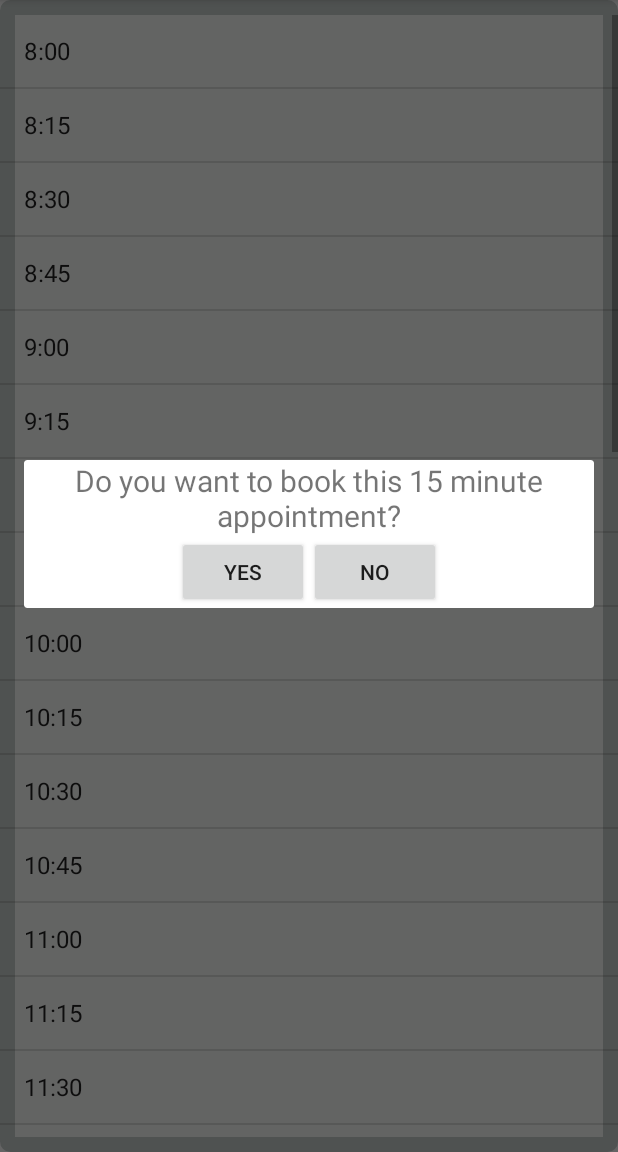
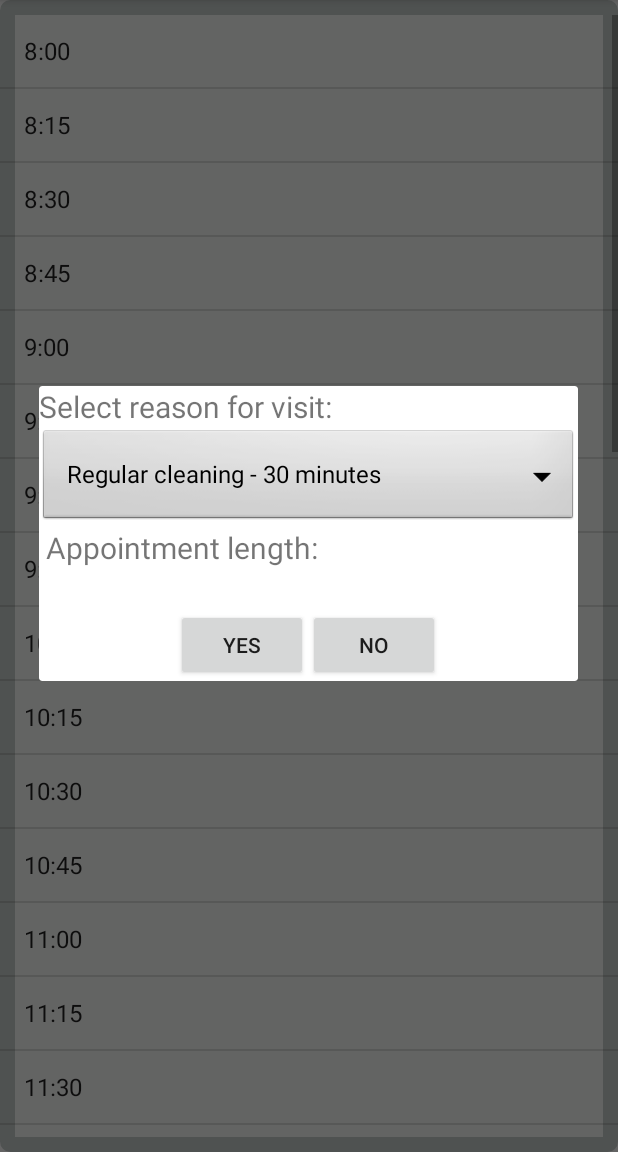
Before and after one commit to ryanlazo/HeyDoc, an Android app: the fragment AppointmentFragment placed in its activity, after a tap on an icon or button, on a phone screen of 412 x 824 dp, the part 84-1236 px from its top. Run offline under Robolectric (Android 15) with nearby library versions, the phone set to English and light mode, and no system bars; our stand-ins replace Room's generated code; libraries missing offline, so code that uses them is left out: android.arch.persistence.

Commit message:
WIP appointment_dialog

```diff
--- a/app/src/main/java/edu/cnm/deepdive/heydoc/AppointmentFragment.java
+++ b/app/src/main/java/edu/cnm/deepdive/heydoc/AppointmentFragment.java
@@ -14,6 +14,7 @@ import android.widget.AdapterView.OnItemClickListener;
 import android.widget.ArrayAdapter;
 import android.widget.Button;
 import android.widget.ListView;
+import android.widget.Spinner;
 import android.widget.TextView;
 import edu.cnm.deepdive.heydoc.models.Appointment;
 import java.text.ParseException;
@@ -26,7 +27,8 @@ import java.util.List;
 public class AppointmentFragment extends Fragment {
 
   private ListView timeList;
-  private TextView confirmText;
+  private Spinner apptSpinner;
+  private TextView apptLength;
   private Button yesButton;
   private Button noButton;
   private ArrayAdapter<ScheduleItem> adapter;
@@ -86,9 +88,18 @@ public class AppointmentFragment extends Fragment {
 
       builder.setView(dialogView);
 
-      confirmText = dialogView.findViewById(R.id.confirm_text);
+      apptSpinner = dialogView.findViewById(R.id.appt_spinner);
+      apptLength = dialogView.findViewById(R.id.appt_length);
       yesButton = dialogView.findViewById(R.id.yes_button);
       noButton = dialogView.findViewById(R.id.no_button);
+
+      String[] options = {"Regular cleaning - 30 minutes",
+      "Cavity Repair - 60 minutes",
+      "New Patient - 90 minutes",
+      "Root Canal - 90 minutes"};
+      final ArrayAdapter<String> optionAdapter = new ArrayAdapter<>(getActivity(),
+          android.R.layout.simple_spinner_dropdown_item, options);
+      apptSpinner.setAdapter(optionAdapter);
 
       final AlertDialog dialog = builder.create();
 
--- a/app/src/main/java/edu/cnm/deepdive/heydoc/UserStatsFragment.java
+++ b/app/src/main/java/edu/cnm/deepdive/heydoc/UserStatsFragment.java
@@ -27,7 +27,7 @@ public class UserStatsFragment extends Fragment implements TextWatcher{
   private int bp;
   private int rr;
   private int hr;
-  private Account account = new Account();
+  private Account account;
 
   public UserStatsFragment() {
 
@@ -59,7 +59,6 @@ public class UserStatsFragment extends Fragment implements TextWatcher{
         new Thread(new Runnable() {
           @Override
           public void run() {
-            Account account = UniDatabase.getInstance(getContext()).accountDao().findById();
             account.setAge(age);
             account.setHeight(height);
             account.setWeight(weight);
@@ -80,6 +79,7 @@ public class UserStatsFragment extends Fragment implements TextWatcher{
     new Thread(new Runnable() {
       @Override
       public void run() {
+        account = UniDatabase.getInstance(getContext()).accountDao().findById();
         getActivity().runOnUiThread(new Runnable() {
           @Override
           public void run() {
--- a/app/src/main/java/edu/cnm/deepdive/heydoc/models/Account.java
+++ b/app/src/main/java/edu/cnm/deepdive/heydoc/models/Account.java
@@ -177,7 +177,7 @@ public class Account {
 
   public static Account[] populateData() {
     return new Account[]{
-      new Account(0, 0.0, 0.0, 0, 0, 0)
+      new Account(20, 6.3, 220.0, 87, 13, 86)
     };
   }
 }
--- a/app/src/main/res/layout/appointment_dialog.xml
+++ b/app/src/main/res/layout/appointment_dialog.xml
@@ -6,22 +6,32 @@
   xmlns:app="http://schemas.android.com/apk/res-auto"
   tools:context="edu.cnm.deepdive.heydoc.AppointmentFragment">
 
-  <TableLayout
+  <TextView
+    android:id="@+id/confirm_text"
+    android:layout_width="wrap_content"
+    android:layout_height="wrap_content"
+    android:text="Select reason for visit:"
+    android:textSize="20dp"
+    android:textAlignment="center"/>
+
+  <Spinner
+    android:id="@+id/appt_spinner"
     android:layout_width="match_parent"
-    android:layout_height="wrap_content">
+    android:layout_height="wrap_content"
+    android:background="@android:drawable/btn_dropdown"
+    android:spinnerMode="dropdown"/>
 
-    <TableRow>
-      <TextView
-        android:id="@+id/confirm_text"
-        android:layout_width="wrap_content"
-        android:layout_height="wrap_content"
-        android:text="Do you want to book this 15 minute appointment?"
-        android:textSize="20dp"
-        android:textAlignment="center"/>
+  <TextView
+    android:layout_width="wrap_content"
+    android:layout_height="wrap_content"
+    android:text=" Appointment length:"
+    android:textSize="20dp"/>
 
-    </TableRow>
-
-  </TableLayout>
+  <TextView
+    android:id="@+id/appt_length"
+    android:layout_width="wrap_content"
+    android:layout_height="wrap_content"
+    android:textSize="20dp"/>
 
   <LinearLayout
     android:layout_width="match_parent"
```
Also changed, not shown: app/src/main/res/layout/fragment_user_stats.xml (+10 -25 lines).
